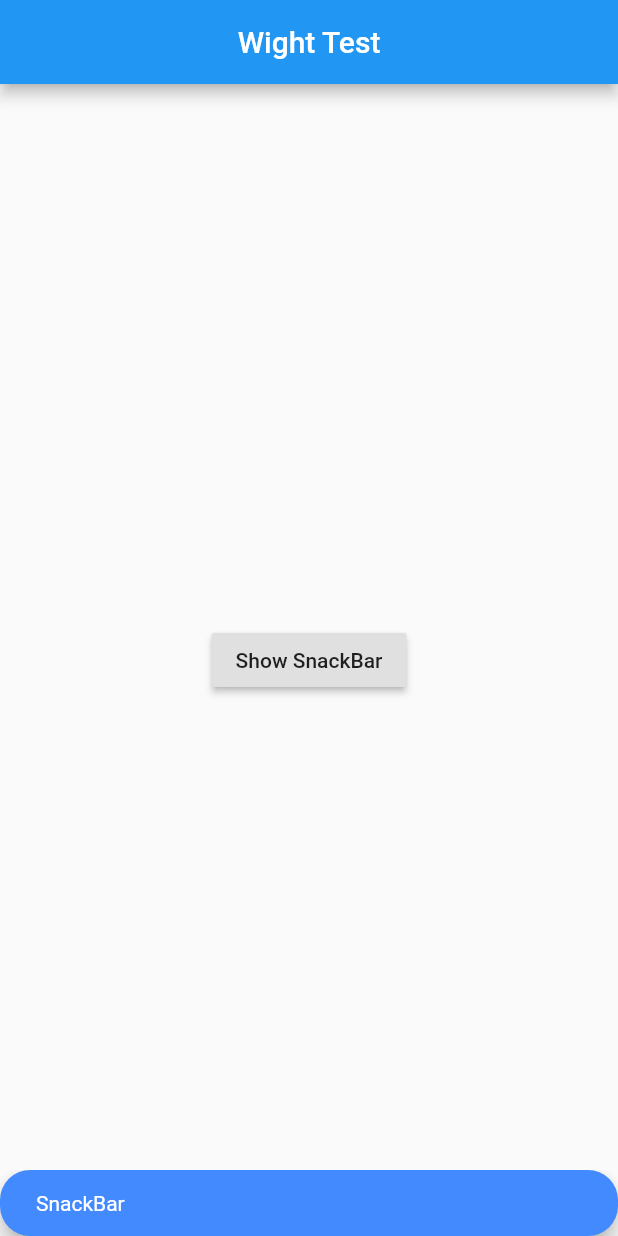
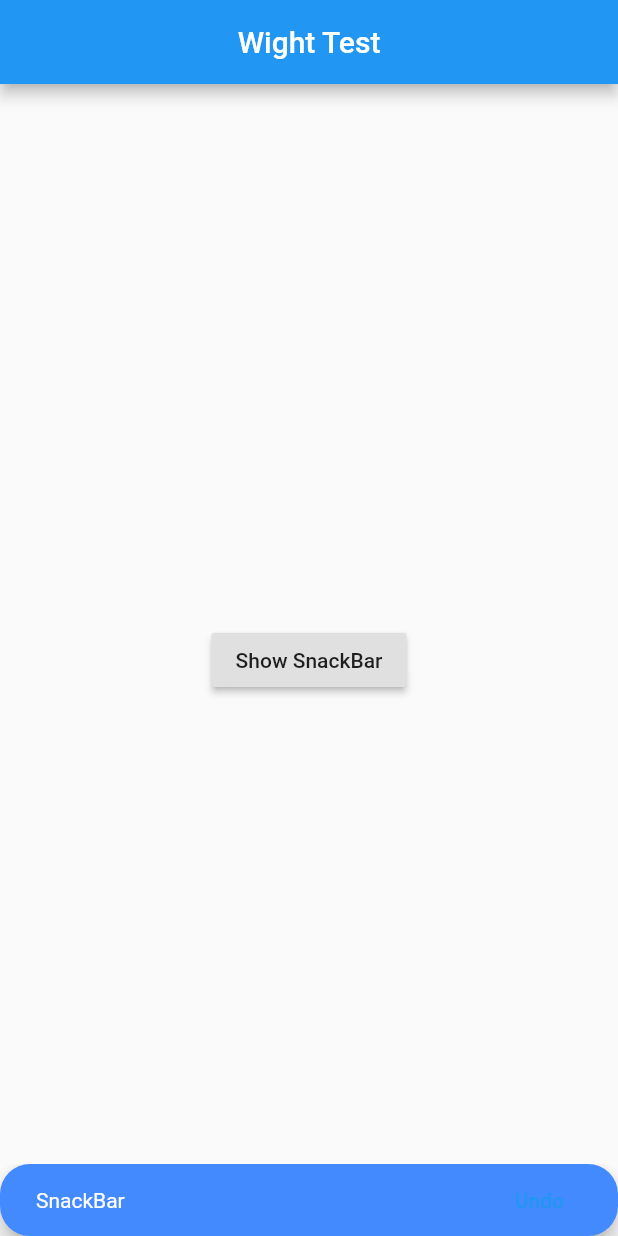
Before and after one commit to aceead/widgetadvanced, a Flutter app: the screen it shows after launch, after a tap on "Show SnackBar", on a phone screen of 412 x 824 dp. Run offline on Flutter 3.47's test engine with Material 2 defaults, Android fonts, the phone set to English and light mode, and no system bars; our stand-ins replace toast.

```diff
--- a/lib/main.dart
+++ b/lib/main.dart
@@ -45,6 +45,10 @@ class _MyHomePageState extends State<MyHomePage> {
           child: Text('Show SnackBar'),
           onPressed: () {
             final sBar = SnackBar(
+              action: SnackBarAction(
+                label: 'Undo',
+                onPressed: () {},
+              ),
               content: Text('SnackBar'),
               duration: Duration(milliseconds: 6000),
               backgroundColor: Colors.blueAccent,
```
Also changed, not shown: 1 other file.
